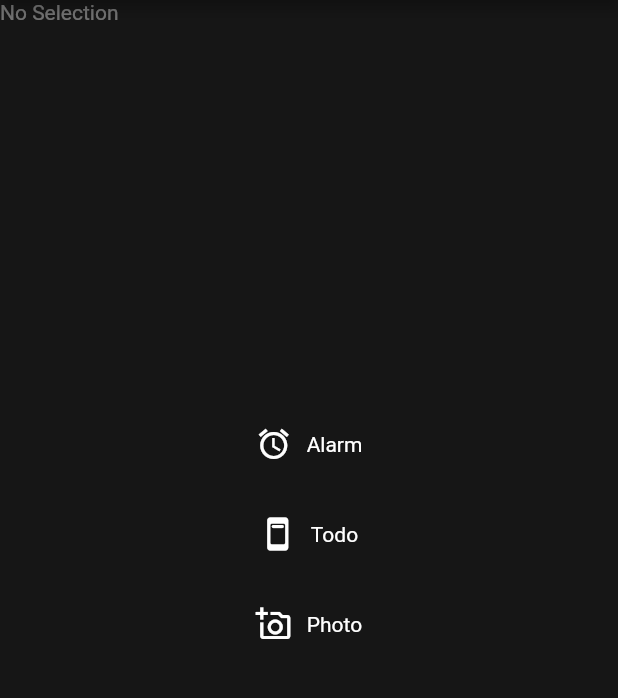
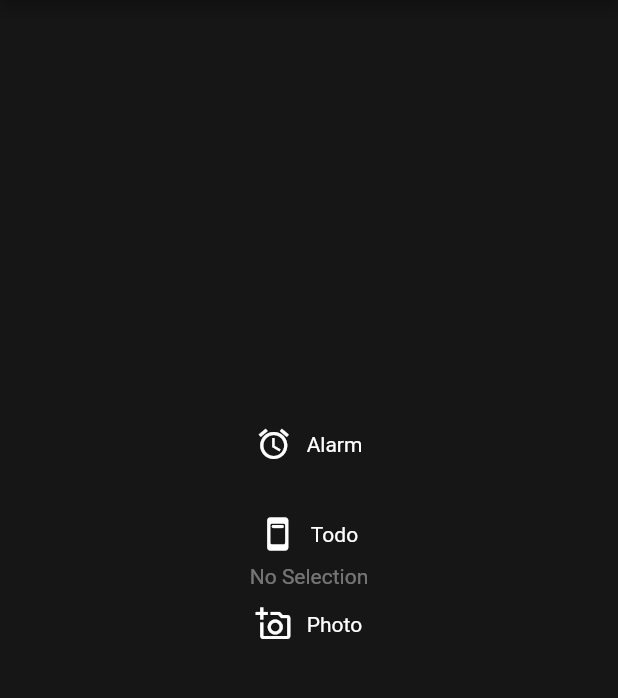
Before and after one commit to MelbourneDeveloper/navigation_drawer_menu, a Flutter app: the screen it shows after launch, with the side drawer open, on a phone screen of 412 x 824 dp, the part 84-782 px from its top. Run offline on Flutter 3.47's test engine with Material 2 defaults, Android fonts, the phone set to English and light mode, and no system bars.

Commit message:
Fix stuff

```diff
--- a/example/lib/main.dart
+++ b/example/lib/main.dart
@@ -55,7 +55,10 @@ class _MyAppState extends State<MyApp> {
                   leading: Builder(
                     builder: (iconButtonBuilderContext) => IconButton(
                       icon: const Icon(Icons.menu),
-                      onPressed: () => state.toggle(iconButtonBuilderContext),
+                      onPressed: () {
+                        state.toggle(iconButtonBuilderContext);
+                        setState(() {});
+                      },
                       tooltip: 'Toggle the menu',
                     ),
                   )),
@@ -65,11 +68,12 @@ class _MyAppState extends State<MyApp> {
               ),
               body: NavigationDrawerMenuFrame(
                 body: Builder(
-                    builder: (c) => state.selectedMenuKey == null
+                    builder: (c) => Center(
+                        child: state.selectedMenuKey == null
                             ? const Text('No Selection')
                             : Icon(menuItems[state.selectedMenuKey]!
                                 .menuItem!
-                            .iconData)),
+                                .iconData))),
                 menuBackgroundColor: menuColor,
                 menuBuilder: Builder(builder: getMenu),
                 menuMode: state.menuMode(context),
@@ -87,24 +91,21 @@ class _MyAppState extends State<MyApp> {
             menuItems: menuItems.values.toList(),
             selectedMenuKey: state.selectedMenuKey,
             itemPadding: const EdgeInsets.only(left: 5, right: 5),
-            buildMenuButtonContent: (mbd, isSelected, bc) => Row(
-                mainAxisAlignment: MainAxisAlignment.center,
-                children: state.menuMode(context) != MenuMode.Thin
-                    ? [
-                        getIcon(mbd, isSelected, bc),
+            buildMenuButtonContent: (menuItemDefinition, isSelected,
+                    buildContentContext) =>
+                Row(mainAxisAlignment: MainAxisAlignment.center, children: [
+                  getIcon(menuItemDefinition, isSelected, buildContentContext),
+                  if (state.menuMode(context) != MenuMode.Thin)
                     const SizedBox(
                       width: 10,
                     ),
-                        Text(mbd.text,
+                  Text(menuItemDefinition.text,
                       style: isSelected
-                                ? Theme.of(context)
-                                    .textTheme
-                                    .bodyText2!
-                                    .copyWith(
-                                        color: Theme.of(bc).backgroundColor)
-                                : Theme.of(bc).textTheme.bodyText2)
-                      ]
-                    : [getIcon(mbd, isSelected, bc)]))
+                          ? Theme.of(context).textTheme.bodyText2!.copyWith(
+                              color:
+                                  Theme.of(buildContentContext).backgroundColor)
+                          : Theme.of(buildContentContext).textTheme.bodyText2)
+                ]))
       ]);
 
   Icon getIcon(MenuItemDefinition mbd, bool isSelected, BuildContext bc) =>
```
Lines whose indentation alone changed are shown as unchanged.
